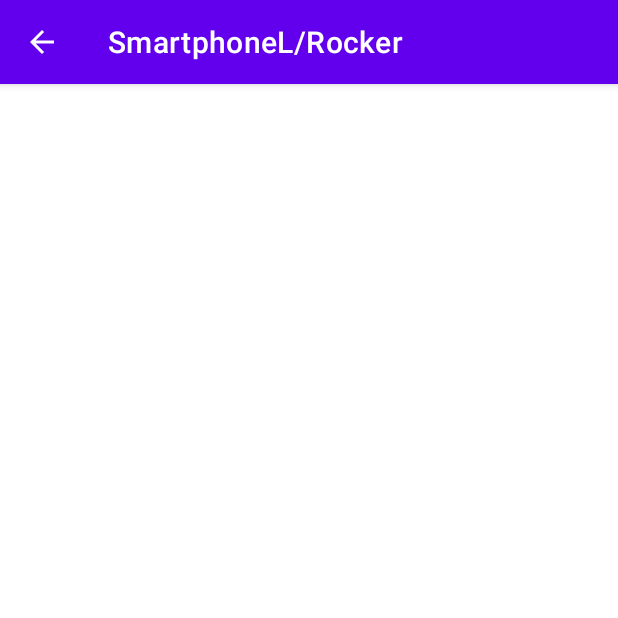
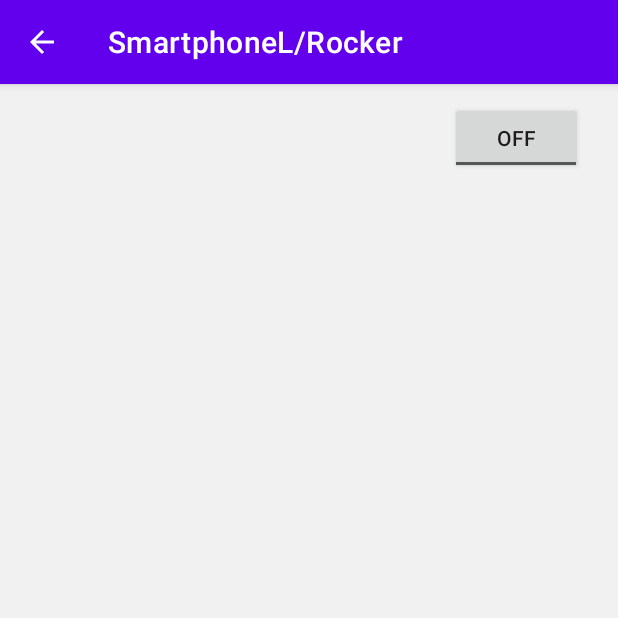
Before and after one commit to lasurstein/smartphoneLRocker, an Android app: the screen it shows after launch (DisplayMessageActivity), after a tap on "完了", on a phone screen of 412 x 824 dp, the top half of it. Run offline under Robolectric (Android 15) with nearby library versions, the phone set to English and light mode, and no system bars.

Commit message:
画面ロック機能追加

```diff
--- a/app/src/main/java/com/example/smartphonelrocker/DisplayMessageActivity.kt
+++ b/app/src/main/java/com/example/smartphonelrocker/DisplayMessageActivity.kt
@@ -1,10 +1,18 @@
 package com.example.smartphonelrocker
 
+import android.content.Intent
 import android.media.MediaPlayer
-import androidx.appcompat.app.AppCompatActivity
 import android.os.Bundle
 import android.provider.AlarmClock.EXTRA_MESSAGE
+import android.widget.Button
+import android.widget.Switch
 import android.widget.TextView
+import android.widget.ToggleButton
+import androidx.appcompat.app.AppCompatActivity
+import androidx.appcompat.widget.SwitchCompat
+import com.example.smartphonelrocker.sample.LayerService
+import com.google.android.material.switchmaterial.SwitchMaterial
+
 
 class DisplayMessageActivity : AppCompatActivity() {
     lateinit var mp0: MediaPlayer
@@ -19,10 +27,21 @@ class DisplayMessageActivity : AppCompatActivity() {
             text = message
         }
 
-        mp0= MediaPlayer.create(this,R.raw.bgm_maoudamashii_neorock80)
+        mp0= MediaPlayer.create(this, R.raw.bgm_maoudamashii_neorock80)
         mp0.isLooping=false
 
         mp0.start()
+
+
+        val lockBtn = findViewById<ToggleButton>(R.id.lockBtn).apply {
+            isChecked = LayerService.isActive
+            setOnCheckedChangeListener { _, isChecked ->
+                val intent = Intent(application, LayerService::class.java)
+                if (isChecked) LayerService.start(this@DisplayMessageActivity)
+                else LayerService.stop(this@DisplayMessageActivity)
+            }
+        }
+
     }
 
     override fun onDestroy() {
--- a/app/src/main/java/com/example/smartphonelrocker/MainActivity.kt
+++ b/app/src/main/java/com/example/smartphonelrocker/MainActivity.kt
@@ -1,25 +1,31 @@
 package com.example.smartphonelrocker
 
 import android.content.Context
-import android.content.Intent
 import androidx.appcompat.app.AppCompatActivity
-import android.os.Bundle
 import android.provider.AlarmClock.EXTRA_MESSAGE
 import android.view.View
 import android.widget.EditText
+import android.content.Intent
+import android.net.Uri
+import android.os.Build
+import android.os.Bundle
+import android.provider.Settings
 import android.media.MediaPlayer
 
 class MainActivity : AppCompatActivity() {
 
+    companion object {
+        /** ID for the runtime permission dialog */
+        private const val OVERLAY_PERMISSION_REQUEST_CODE = 1
+    }
 
     override fun onCreate(savedInstanceState: Bundle?) {
         super.onCreate(savedInstanceState)
         setContentView(R.layout.activity_main)
+        requestOverlayPermission()
     }
 
     fun sendMessage(view: View) {
-
-
         val editText = findViewById<EditText>(R.id.editText)
         val message = editText.text.toString()
         val intent = Intent(this, DisplayMessageActivity::class.java).apply {
@@ -27,4 +33,29 @@ class MainActivity : AppCompatActivity() {
         }
         startActivity(intent)
     }
+
+    /** Requests an overlay permission to the user if needed. */
+    private fun requestOverlayPermission() {
+        if (isOverlayGranted()) return
+        val intent = Intent(
+            Settings.ACTION_MANAGE_OVERLAY_PERMISSION,
+            Uri.parse("package:$packageName")
+        )
+        startActivityForResult(intent, OVERLAY_PERMISSION_REQUEST_CODE)
+    }
+
+    /** Terminates the app if the user does not accept an overlay. */
+    override fun onActivityResult(requestCode: Int, resultCode: Int, data: Intent?) {
+        super.onActivityResult(requestCode, resultCode, data)
+        if (requestCode == OVERLAY_PERMISSION_REQUEST_CODE) {
+            if (!isOverlayGranted()) {
+                finish()  // Cannot continue if not granted
+            }
+        }
+    }
+
+    /** Checks if the overlay is permitted. */
+    private fun isOverlayGranted() =
+        Build.VERSION.SDK_INT < Build.VERSION_CODES.M ||
+                Settings.canDrawOverlays(this)
 }
--- a/app/src/main/res/layout/activity_display_message.xml
+++ b/app/src/main/res/layout/activity_display_message.xml
@@ -4,15 +4,30 @@
     xmlns:tools="http://schemas.android.com/tools"
     android:layout_width="match_parent"
     android:layout_height="match_parent"
+    android:background="#F1F1F1"
     tools:context=".DisplayMessageActivity">
 
     <TextView
         android:id="@+id/textView"
         android:layout_width="wrap_content"
         android:layout_height="wrap_content"
-        android:text="textView"
-        app:layout_constraintBottom_toBottomOf="parent"
-        app:layout_constraintEnd_toEndOf="parent"
+        android:layout_marginStart="24dp"
+        android:layout_marginTop="16dp"
+        android:layout_marginEnd="16dp"
+        android:textColor="#FF9800"
+        android:textSize="34sp"
+        app:layout_constraintEnd_toStartOf="@+id/lockBtn"
         app:layout_constraintStart_toStartOf="parent"
         app:layout_constraintTop_toTopOf="parent" />
+
+    <ToggleButton
+        android:id="@+id/lockBtn"
+        android:layout_width="wrap_content"
+        android:layout_height="wrap_content"
+        android:layout_marginTop="12dp"
+        android:layout_marginEnd="24dp"
+        app:layout_constraintEnd_toEndOf="parent"
+        app:layout_constraintTop_toTopOf="parent" />
+
+
 </androidx.constraintlayout.widget.ConstraintLayout>
--- a/app/src/main/res/values/colors.xml
+++ b/app/src/main/res/values/colors.xml
@@ -7,4 +7,8 @@
     <color name="teal_700">#FF018786</color>
     <color name="black">#FF000000</color>
     <color name="white">#FFFFFFFF</color>
+    <color name="light_blue_400">#FF29B6F6</color>
+    <color name="light_blue_600">#FF039BE5</color>
+    <color name="gray_400">#FFBDBDBD</color>
+    <color name="gray_600">#FF757575</color>
 </resources>
--- a/app/src/main/res/values/strings.xml
+++ b/app/src/main/res/values/strings.xml
@@ -2,4 +2,5 @@
     <string name="app_name">SmartphoneL/Rocker</string>
     <string name="add_timer">タイマーを追加</string>
     <string name="add_timer_finish">完了</string>
+    <string name="time_title">時間です！！！</string>
 </resources>
```
Also changed, not shown: app/src/main/AndroidManifest.xml (+12 -1 lines), app/src/main/java/com/example/smartphonelrocker/sample/LayerService.kt (added, +63 -0 lines), app/src/main/java/com/example/smartphonelrocker/sample/OverlayView.kt (added, +56 -0 lines), app/src/main/res/layout/overlay_view.xml (added, +48 -0 lines), app/src/main/res/values-night/styles.xml (added, +7 -0 lines), app/src/main/res/values/attrs_overlay_view.xml (added, +8 -0 lines), app/src/main/res/values/styles.xml (added, +7 -0 lines), 1 other file.
